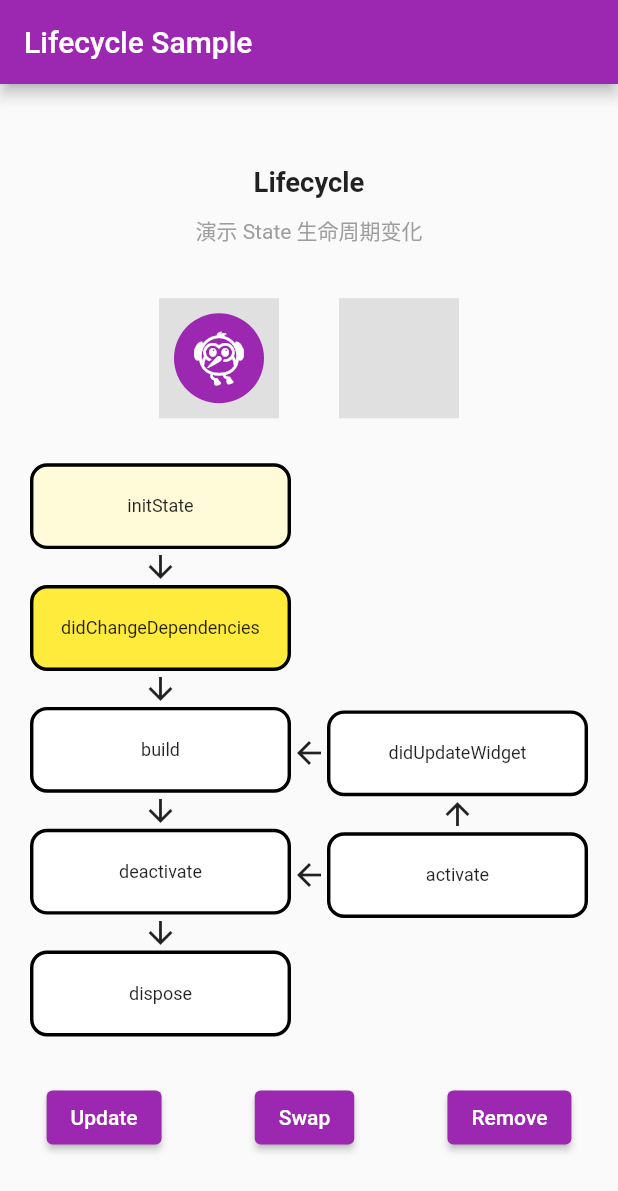
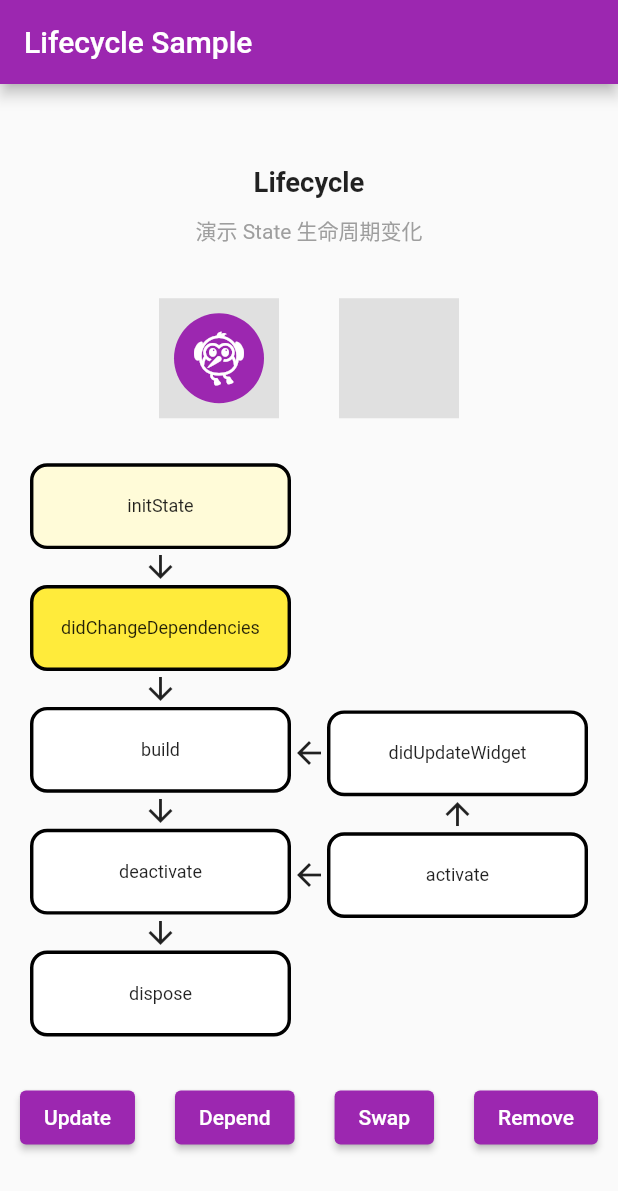
Before and after one commit to SimonCherryGZ/flutter_resume, a Flutter app: the SampleLifecycleScreen screen opened by its route, after a tap on "Set", on a phone screen of 412 x 824 dp. Shown: the top 1191 px of the screen. Run offline on Flutter 3.47's test engine with Material 2 defaults, Android fonts, the light colour scheme and no system bars; drawn by our look-alikes of flutter_easyloading, oktoast; our stand-ins replace bloc, cached_network_image, device_preview, dio, easy_refresh, flutter_bloc and 2 more; missing offline and left inert: flutter_syntax_view; accounts and stored records are empty; generated files the repository leaves out were written again; network calls fail; statements that could not run were skipped.

Commit message:
refactor(sample): Lifecycle 示例补充依赖变化的情况

```diff
--- a/lib/presentation/sample/lifecycle/bloc/lifecycle_visualization_cubit.dart
+++ b/lib/presentation/sample/lifecycle/bloc/lifecycle_visualization_cubit.dart
@@ -37,4 +37,14 @@ class LifecycleVisualizationCubit extends Cubit<LifecycleVisualizationState> {
       color: color,
     ));
   }
+
+  switchIconData() {
+    emit(state.copyWith(
+      iconData: switch (state.iconData) {
+        Icons.flutter_dash => Icons.access_alarm,
+        Icons.access_alarm => Icons.ac_unit,
+        _ => Icons.flutter_dash,
+      },
+    ));
+  }
 }
--- a/lib/presentation/sample/lifecycle/bloc/lifecycle_visualization_state.dart
+++ b/lib/presentation/sample/lifecycle/bloc/lifecycle_visualization_state.dart
@@ -9,19 +9,23 @@ enum LifecycleVisualizationWidgetPosition {
 class LifecycleVisualizationState {
   final LifecycleVisualizationWidgetPosition position;
   final Color color;
+  final IconData iconData;
 
   LifecycleVisualizationState({
     this.position = LifecycleVisualizationWidgetPosition.none,
     this.color = Colors.purple,
+    this.iconData = Icons.flutter_dash,
   });
 
   LifecycleVisualizationState copyWith({
     LifecycleVisualizationWidgetPosition? position,
     Color? color,
+    IconData? iconData,
   }) {
     return LifecycleVisualizationState(
       position: position ?? this.position,
       color: color ?? this.color,
+      iconData: iconData ?? this.iconData,
     );
   }
 }
--- /dev/null
+++ b/lib/presentation/sample/lifecycle/widget/inherited_icon_data_widget.dart
@@ -0,0 +1,23 @@
+import 'package:flutter/material.dart';
+
+class InheritedIconDataWidget extends InheritedWidget {
+  const InheritedIconDataWidget(
+    this.iconData, {
+    super.key,
+    required super.child,
+  });
+
+  final IconData iconData;
+
+  static InheritedIconDataWidget of(BuildContext context) {
+    final InheritedIconDataWidget? widget =
+        context.dependOnInheritedWidgetOfExactType();
+    assert(widget != null, 'No InheritedIconDataWidget found in context');
+    return widget!;
+  }
+
+  @override
+  bool updateShouldNotify(covariant InheritedIconDataWidget oldWidget) {
+    return iconData != oldWidget.iconData;
+  }
+}
--- a/lib/presentation/sample/lifecycle/widget/lifecycle_callback_widget_wrapper.dart
+++ b/lib/presentation/sample/lifecycle/widget/lifecycle_callback_widget_wrapper.dart
@@ -38,6 +38,7 @@ class LifecycleCallbackWidgetWrapper extends StatelessWidget {
         _callback(LifecycleState.dispose);
       },
       builder: (context) {
+        final iconData = InheritedIconDataWidget.of(context).iconData;
         return Container(
           width: 60,
           height: 60,
@@ -45,8 +46,8 @@ class LifecycleCallbackWidgetWrapper extends StatelessWidget {
             shape: BoxShape.circle,
             color: color,
           ),
-          child: const Icon(
-            Icons.flutter_dash,
+          child: Icon(
+            iconData,
             color: Colors.white,
             size: 40,
           ),
--- a/lib/presentation/sample/lifecycle/widget/lifecycle_visualization_widget.dart
+++ b/lib/presentation/sample/lifecycle/widget/lifecycle_visualization_widget.dart
@@ -46,6 +46,14 @@ class _LifecycleVisualizationWidgetState
       child: Column(
         children: [
           BlocBuilder<LifecycleVisualizationCubit, LifecycleVisualizationState>(
+            buildWhen: (p, c) => p.iconData != c.iconData,
+            builder: (context, state) {
+              return InheritedIconDataWidget(
+                state.iconData,
+                child: BlocBuilder<LifecycleVisualizationCubit,
+                    LifecycleVisualizationState>(
+                  buildWhen: (p, c) =>
+                      (p.position != c.position || p.color != c.color),
                   builder: (context, state) {
                     final widget = Center(
                       child: LifecycleCallbackWidgetWrapper(
@@ -77,6 +85,9 @@ class _LifecycleVisualizationWidgetState
                               : null,
                         ),
                       ],
+                    );
+                  },
+                ),
               );
             },
           ),
@@ -153,6 +164,7 @@ class _LifecycleVisualizationWidgetState
           ),
           const SizedBox(height: 30),
           BlocBuilder<LifecycleVisualizationCubit, LifecycleVisualizationState>(
+            buildWhen: (p, c) => p.position != c.position,
             builder: (context, state) {
               final cubit = context.read<LifecycleVisualizationCubit>();
               return Row(
@@ -176,6 +188,12 @@ class _LifecycleVisualizationWidgetState
                         cubit.updateColor(color);
                       },
                       child: const Text('Update'),
+                    ),
+                    ElevatedButton(
+                      onPressed: () {
+                        cubit.switchIconData();
+                      },
+                      child: const Text('Depend'),
                     ),
                     ElevatedButton(
                       onPressed: () {
--- a/lib/presentation/sample/lifecycle/widget/widget.dart
+++ b/lib/presentation/sample/lifecycle/widget/widget.dart
@@ -4,3 +4,4 @@ export 'lifecycle_visualization_item_widget.dart';
 export 'lifecycle_visualization_item_widget_wrapper.dart';
 export 'lifecycle_callback_widget.dart';
 export 'lifecycle_callback_widget_wrapper.dart';
+export 'inherited_icon_data_widget.dart';
```
Lines whose indentation alone changed are shown as unchanged.
